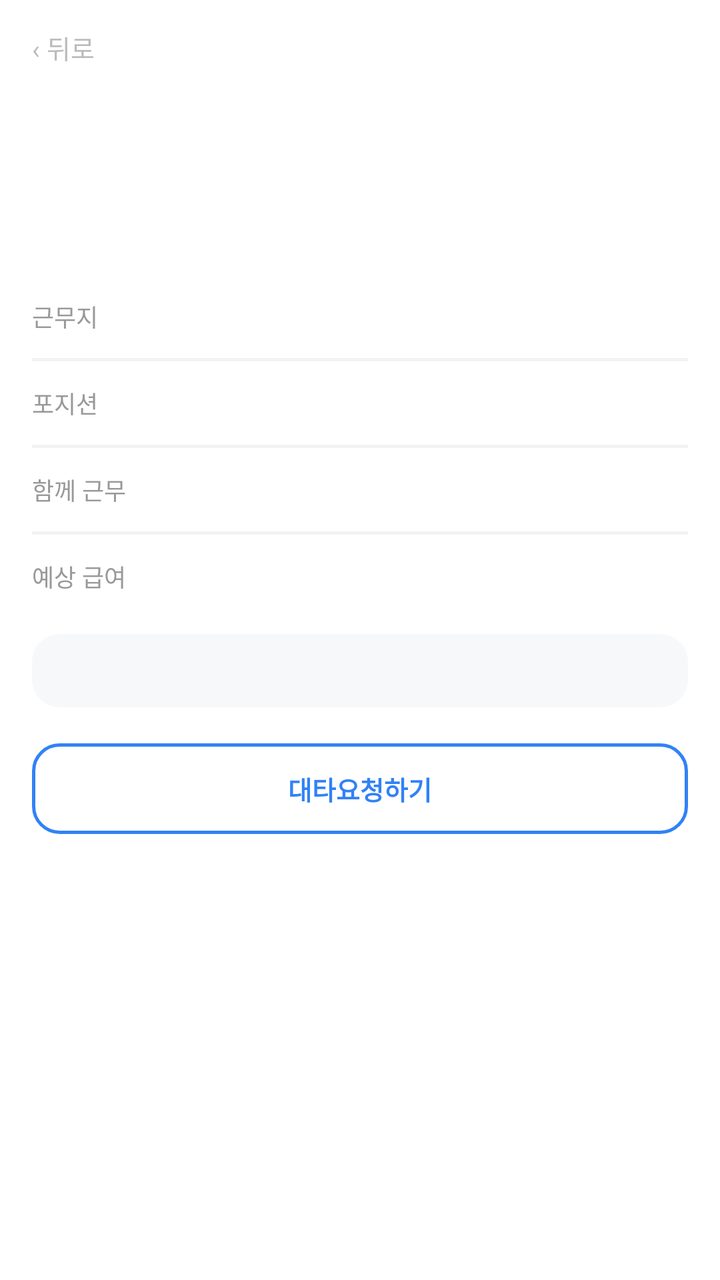
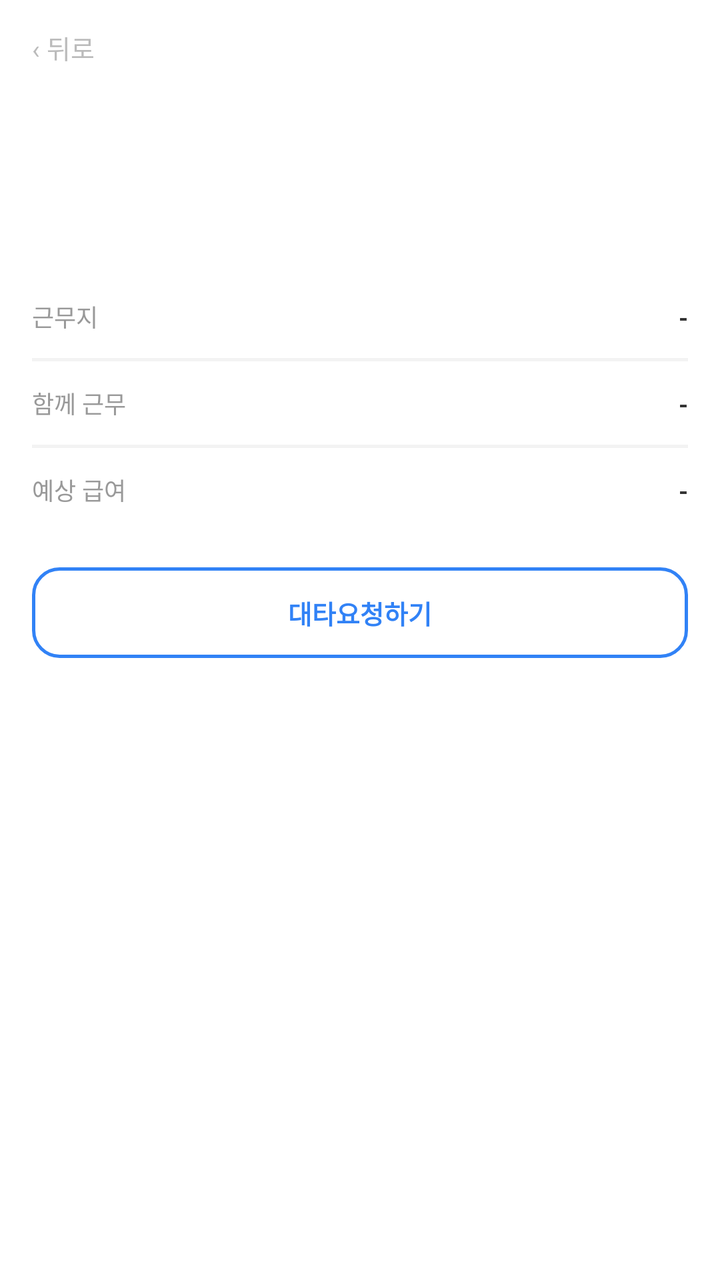

An Android layout rendered at two revisions. The XML below is the earlier revision; the diff shows what the commit changed to produce the second picture.
<!-- AndroidManifest.xml: application theme Theme.PTManagerEmployee -->
<!-- res/layout/activity_shift_detail.xml -->
<?xml version="1.0" encoding="utf-8"?>
<ScrollView xmlns:android="http://schemas.android.com/apk/res/android"
    android:id="@+id/shift_root"
    android:layout_width="match_parent"
    android:layout_height="match_parent"
    android:background="@color/white"
    android:fillViewport="true">

    <LinearLayout
        android:layout_width="match_parent"
        android:layout_height="wrap_content"
        android:orientation="vertical"
        android:paddingHorizontal="16dp"
        android:paddingBottom="28dp">

        <TextView
            android:id="@+id/btn_back"
            android:layout_width="wrap_content"
            android:layout_height="wrap_content"
            android:text="‹ 뒤로"
            android:textColor="@color/text_hint"
            android:textSize="13sp"
            android:paddingVertical="14dp"
            android:paddingEnd="14dp"
            android:background="?attr/selectableItemBackground" />

        <TextView
            android:id="@+id/tv_date"
            android:layout_width="wrap_content"
            android:layout_height="wrap_content"
            android:layout_marginTop="4dp"
            android:text=""
            android:textColor="@color/text_primary"
            android:textSize="20sp"
            android:textStyle="bold" />

        <TextView
            android:id="@+id/tv_time"
            android:layout_width="wrap_content"
            android:layout_height="wrap_content"
            android:layout_marginTop="4dp"
            android:text=""
            android:textColor="@color/brand_blue"
            android:textSize="26sp"
            android:textStyle="bold" />

        
        <LinearLayout
            android:layout_width="match_parent"
            android:layout_height="wrap_content"
            android:layout_marginTop="20dp"
            android:orientation="vertical">

            <LinearLayout style="@style/DetailRow">
                <TextView style="@style/DetailKey" android:text="근무지" />
                <TextView style="@style/DetailVal" android:text="" />
            </LinearLayout>

            <View style="@style/DetailDivider" />

            <LinearLayout style="@style/DetailRow">
                <TextView style="@style/DetailKey" android:text="포지션" />
                <TextView style="@style/DetailVal" android:text="" />
            </LinearLayout>

            <View style="@style/DetailDivider" />

            <LinearLayout style="@style/DetailRow">
                <TextView style="@style/DetailKey" android:text="함께 근무" />
                <TextView style="@style/DetailVal" android:text="" />
            </LinearLayout>

            <View style="@style/DetailDivider" />

            <LinearLayout style="@style/DetailRow">
                <TextView style="@style/DetailKey" android:text="예상 급여" />
                <TextView style="@style/DetailVal" android:text="" />
            </LinearLayout>
        </LinearLayout>

        <TextView
            android:layout_width="match_parent"
            android:layout_height="wrap_content"
            android:layout_marginTop="8dp"
            android:background="@drawable/bg_soft_gray"
            android:text=""
            android:textColor="@color/text_secondary"
            android:textSize="11sp"
            android:padding="11dp" />

        <TextView
            android:id="@+id/btn_sub_request"
            android:layout_width="match_parent"
            android:layout_height="wrap_content"
            android:layout_marginTop="18dp"
            android:background="@drawable/bg_btn_outline"
            android:text="대타요청하기"
            android:textColor="@color/brand_blue"
            android:textSize="13sp"
            android:textStyle="bold"
            android:gravity="center"
            android:paddingVertical="13dp"
            android:foreground="?attr/selectableItemBackground" />
    </LinearLayout>
</ScrollView>
<!-- resources referenced by this layout -->
<resources>
  <color name="brand_blue">#3182F6</color>
  <color name="text_hint">#BBBBBB</color>
  <color name="text_primary">#222222</color>
  <color name="text_secondary">#888888</color>
  <color name="white">#FFFFFFFF</color>
  <!-- drawable bg_btn_outline (drawable) -->
  <?xml version="1.0" encoding="utf-8"?>
  <shape xmlns:android="http://schemas.android.com/apk/res/android" android:shape="rectangle">
      <solid android:color="@color/white" />
      <corners android:radius="13dp" />
      <stroke android:width="1.5dp" android:color="@color/brand_blue" />
  </shape>
  <!-- drawable bg_soft_gray (drawable) -->
  <?xml version="1.0" encoding="utf-8"?>
  <shape xmlns:android="http://schemas.android.com/apk/res/android" android:shape="rectangle">
      <solid android:color="@color/surface_gray" />
      <corners android:radius="14dp" />
  </shape>
  <style name="DetailDivider">
          <item name="android:layout_width">match_parent</item>
          <item name="android:layout_height">1.5dp</item>
          <item name="android:background">#F3F3F3</item>
      </style>
  <style name="DetailKey">
          <item name="android:layout_width">0dp</item>
          <item name="android:layout_height">wrap_content</item>
          <item name="android:layout_weight">1</item>
          <item name="android:textColor">@color/text_tertiary</item>
          <item name="android:textSize">12sp</item>
      </style>
  <style name="DetailRow">
          <item name="android:layout_width">match_parent</item>
          <item name="android:layout_height">wrap_content</item>
          <item name="android:orientation">horizontal</item>
          <item name="android:paddingVertical">12dp</item>
      </style>
  <style name="DetailVal">
          <item name="android:layout_width">wrap_content</item>
          <item name="android:layout_height">wrap_content</item>
          <item name="android:textColor">#333333</item>
          <item name="android:textSize">12sp</item>
          <item name="android:textStyle">bold</item>
      </style>
  <style name="Theme.PTManagerEmployee" parent="Base.Theme.PTManagerEmployee" />
  <color name="surface_gray">#F7F8FA</color>
  <color name="text_tertiary">#999999</color>
  <style name="Base.Theme.PTManagerEmployee" parent="Theme.Material3.Light.NoActionBar">
          <item name="colorPrimary">@color/brand_blue</item>
          <item name="colorOnPrimary">@color/white</item>
          
          <item name="colorSecondaryContainer">@color/brand_blue_chip</item>
          <item name="colorOnSecondaryContainer">@color/brand_blue</item>
          <item name="colorSurface">@color/white</item>
          <item name="colorOnSurface">@color/text_primary</item>
          <item name="android:colorBackground">@color/white</item>
          <item name="android:statusBarColor">@color/white</item>
          <item name="android:navigationBarColor">@color/white</item>
          <item name="android:windowLightStatusBar">true</item>
          <item name="android:windowLightNavigationBar" tools:targetApi="o_mr1">true</item>
      </style>
  <color name="brand_blue_chip">#DBE7FF</color>
</resources>

<!-- the commit's change to res/layout/activity_shift_detail.xml (unified diff, before → after) -->
@@ -53,40 +53,23 @@
 
             <LinearLayout style="@style/DetailRow">
                 <TextView style="@style/DetailKey" android:text="근무지" />
-                <TextView style="@style/DetailVal" android:text="" />
-            </LinearLayout>
-
-            <View style="@style/DetailDivider" />
-
-            <LinearLayout style="@style/DetailRow">
-                <TextView style="@style/DetailKey" android:text="포지션" />
-                <TextView style="@style/DetailVal" android:text="" />
+                <TextView android:id="@+id/tv_workplace" style="@style/DetailVal" android:text="-" />
             </LinearLayout>
 
             <View style="@style/DetailDivider" />
 
             <LinearLayout style="@style/DetailRow">
                 <TextView style="@style/DetailKey" android:text="함께 근무" />
-                <TextView style="@style/DetailVal" android:text="" />
+                <TextView android:id="@+id/tv_coworkers" style="@style/DetailVal" android:text="-" />
             </LinearLayout>
 
             <View style="@style/DetailDivider" />
 
             <LinearLayout style="@style/DetailRow">
                 <TextView style="@style/DetailKey" android:text="예상 급여" />
-                <TextView style="@style/DetailVal" android:text="" />
+                <TextView android:id="@+id/tv_pay" style="@style/DetailVal" android:text="-" />
             </LinearLayout>
         </LinearLayout>
-
-        <TextView
-            android:layout_width="match_parent"
-            android:layout_height="wrap_content"
-            android:layout_marginTop="8dp"
-            android:background="@drawable/bg_soft_gray"
-            android:text=""
-            android:textColor="@color/text_secondary"
-            android:textSize="11sp"
-            android:padding="11dp" />
 
         <TextView
             android:id="@+id/btn_sub_request"
<!-- resource entries referenced after the edit -->
@@ -3,7 +3,6 @@
   <color name="brand_blue">#3182F6</color>
   <color name="text_hint">#BBBBBB</color>
   <color name="text_primary">#222222</color>
-  <color name="text_secondary">#888888</color>
   <color name="white">#FFFFFFFF</color>
   <!-- drawable bg_btn_outline (drawable) -->
   <?xml version="1.0" encoding="utf-8"?>
@@ -11,12 +10,6 @@
       <solid android:color="@color/white" />
       <corners android:radius="13dp" />
       <stroke android:width="1.5dp" android:color="@color/brand_blue" />
-  </shape>
-  <!-- drawable bg_soft_gray (drawable) -->
-  <?xml version="1.0" encoding="utf-8"?>
-  <shape xmlns:android="http://schemas.android.com/apk/res/android" android:shape="rectangle">
-      <solid android:color="@color/surface_gray" />
-      <corners android:radius="14dp" />
   </shape>
   <style name="DetailDivider">
           <item name="android:layout_width">match_parent</item>
@@ -44,7 +37,6 @@
           <item name="android:textStyle">bold</item>
       </style>
   <style name="Theme.PTManagerEmployee" parent="Base.Theme.PTManagerEmployee" />
-  <color name="surface_gray">#F7F8FA</color>
   <color name="text_tertiary">#999999</color>
   <style name="Base.Theme.PTManagerEmployee" parent="Theme.Material3.Light.NoActionBar">
           <item name="colorPrimary">@color/brand_blue</item>
